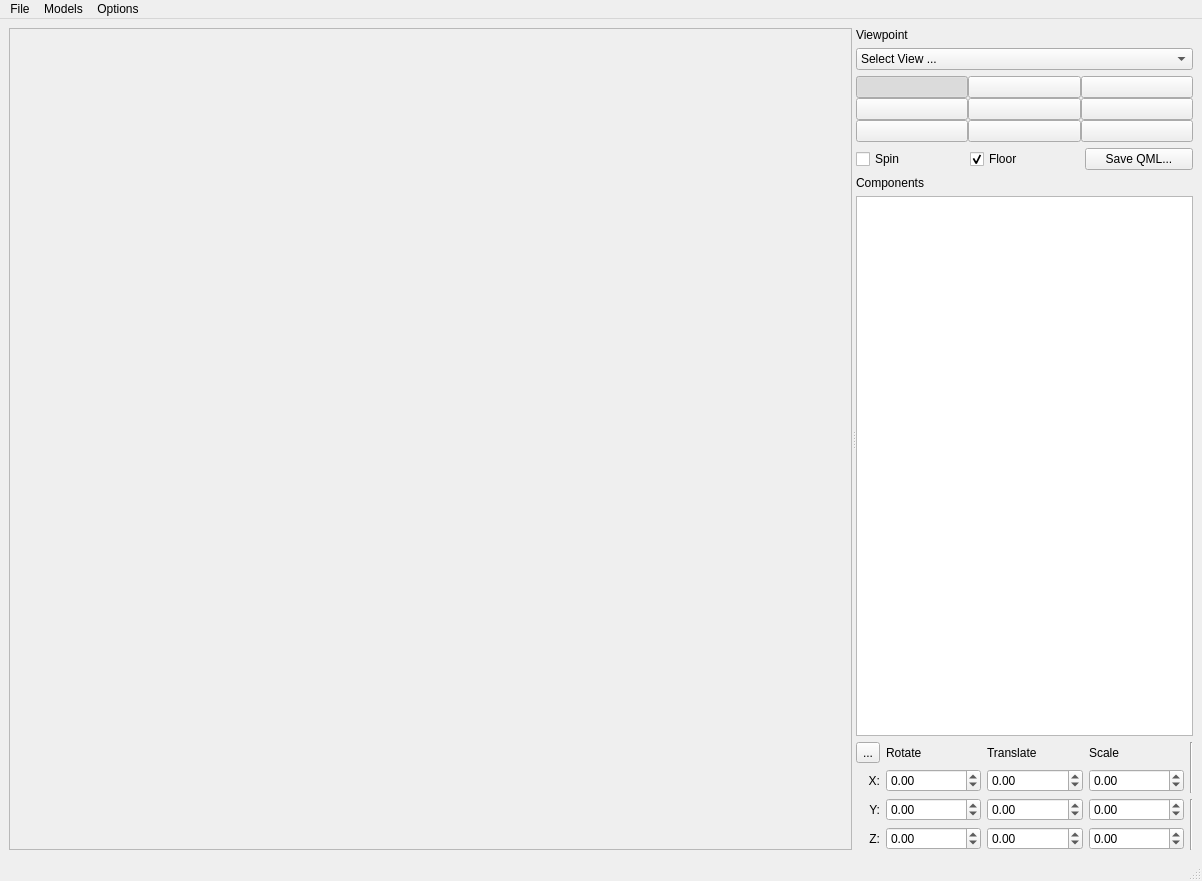
chgans/qextmouse3d, file demos/modelviewer/controls.ui: the form before one commit.
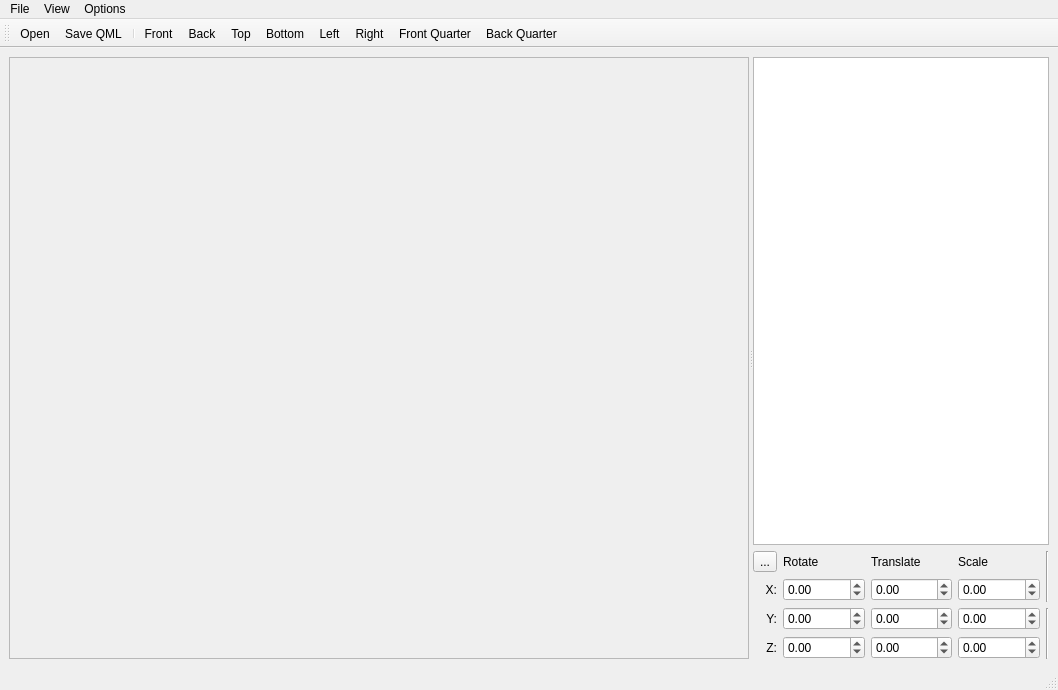
The form after the commit. Icons and pictures are not drawn.

Patch:
```diff
--- a/demos/modelviewer/controls.ui
+++ b/demos/modelviewer/controls.ui
@@ -6,8 +6,8 @@
    <rect>
     <x>0</x>
     <y>0</y>
-    <width>1202</width>
-    <height>881</height>
+    <width>1058</width>
+    <height>690</height>
    </rect>
   </property>
   <property name="windowTitle">
@@ -49,349 +49,7 @@
       <widget class="QWidget" name="layoutWidget">
        <layout class="QVBoxLayout" name="verticalLayout_3">
         <item>
-         <widget class="QLabel" name="label_9">
-          <property name="text">
-           <string>Viewpoint</string>
-          </property>
-         </widget>
-        </item>
-        <item>
-         <layout class="QGridLayout" name="gridLayout_3">
-          <item row="0" column="0">
-           <widget class="QComboBox" name="viewComboBox">
-            <property name="toolTip">
-             <string>Resets the camera to the selected view</string>
-            </property>
-            <property name="statusTip">
-             <string>Use tab; or select the view</string>
-            </property>
-            <item>
-             <property name="text">
-              <string>Select View ...</string>
-             </property>
-            </item>
-            <item>
-             <property name="text">
-              <string>Front View</string>
-             </property>
-            </item>
-            <item>
-             <property name="text">
-              <string>Back View</string>
-             </property>
-            </item>
-            <item>
-             <property name="text">
-              <string>Top View</string>
-             </property>
-            </item>
-            <item>
-             <property name="text">
-              <string>Bottom View</string>
-             </property>
-            </item>
-            <item>
-             <property name="text">
-              <string>Left View</string>
-             </property>
-            </item>
-            <item>
-             <property name="text">
-              <string>Right View</string>
-             </property>
-            </item>
-            <item>
-             <property name="text">
-              <string>Front/Right View</string>
-             </property>
-            </item>
-            <item>
-             <property name="text">
-              <string>Back/Left View</string>
-             </property>
-            </item>
-           </widget>
-          </item>
-         </layout>
-        </item>
-        <item>
-         <layout class="QGridLayout" name="gridLayout_4">
-          <property name="sizeConstraint">
-           <enum>QLayout::SetFixedSize</enum>
-          </property>
-          <property name="spacing">
-           <number>0</number>
-          </property>
-          <item row="0" column="0">
-           <widget class="QPushButton" name="CustomView">
-            <property name="baseSize">
-             <size>
-              <width>5</width>
-              <height>5</height>
-             </size>
-            </property>
-            <property name="text">
-             <string/>
-            </property>
-            <property name="icon">
-             <iconset resource="modelviewer.qrc">
-              <normaloff>:/images/customViewIcon.png</normaloff>:/images/customViewIcon.png</iconset>
-            </property>
-            <property name="iconSize">
-             <size>
-              <width>48</width>
-              <height>48</height>
-             </size>
-            </property>
-            <property name="checkable">
-             <bool>true</bool>
-            </property>
-            <property name="checked">
-             <bool>true</bool>
-            </property>
-            <property name="autoExclusive">
-             <bool>true</bool>
-            </property>
-           </widget>
-          </item>
-          <item row="0" column="1">
-           <widget class="QPushButton" name="FrontView">
-            <property name="text">
-             <string/>
-            </property>
-            <property name="icon">
-             <iconset resource="modelviewer.qrc">
-              <normaloff>:/images/frontViewIcon.png</normaloff>:/images/frontViewIcon.png</iconset>
-            </property>
-            <property name="iconSize">
-             <size>
-              <width>48</width>
-              <height>48</height>
-             </size>
-            </property>
-            <property name="checkable">
-             <bool>true</bool>
-            </property>
-            <property name="autoExclusive">
-             <bool>true</bool>
-            </property>
-           </widget>
-          </item>
-          <item row="0" column="2">
-           <widget class="QPushButton" name="BackView">
-            <property name="text">
-             <string/>
-            </property>
-            <property name="icon">
-             <iconset resource="modelviewer.qrc">
-              <normaloff>:/images/backViewIcon.png</normaloff>:/images/backViewIcon.png</iconset>
-            </property>
-            <property name="iconSize">
-             <size>
-              <width>48</width>
-              <height>48</height>
-             </size>
-            </property>
-            <property name="checkable">
-             <bool>true</bool>
-            </property>
-            <property name="autoExclusive">
-             <bool>true</bool>
-            </property>
-           </widget>
-          </item>
-          <item row="1" column="0">
-           <widget class="QPushButton" name="FrontQuarterView">
-            <property name="text">
-             <string/>
-            </property>
-            <property name="icon">
-             <iconset resource="modelviewer.qrc">
-              <normaloff>:/images/frontQuarterIcon.png</normaloff>:/images/frontQuarterIcon.png</iconset>
-            </property>
-            <property name="iconSize">
-             <size>
-              <width>48</width>
-              <height>48</height>
-             </size>
-            </property>
-            <property name="checkable">
-             <bool>true</bool>
-            </property>
-            <property name="autoExclusive">
-             <bool>true</bool>
-            </property>
-           </widget>
-          </item>
-          <item row="1" column="1">
-           <widget class="QPushButton" name="TopView">
-            <property name="text">
-             <string/>
-            </property>
-            <property name="icon">
-             <iconset resource="modelviewer.qrc">
-              <normaloff>:/images/topViewIcon.png</normaloff>:/images/topViewIcon.png</iconset>
-            </property>
-            <property name="iconSize">
-             <size>
-              <width>48</width>
-              <height>48</height>
-             </size>
-            </property>
-            <property name="checkable">
-             <bool>true</bool>
-            </property>
-            <property name="autoExclusive">
-             <bool>true</bool>
-            </property>
-           </widget>
-          </item>
-          <item row="1" column="2">
-           <widget class="QPushButton" name="BottomView">
-            <property name="text">
-             <string/>
-            </property>
-            <property name="icon">
-             <iconset resource="modelviewer.qrc">
-              <normaloff>:/images/bottomViewIcon.png</normaloff>:/images/bottomViewIcon.png</iconset>
-            </property>
-            <property name="iconSize">
-             <size>
-              <width>48</width>
-              <height>48</height>
-             </size>
-            </property>
-            <property name="checkable">
-             <bool>true</bool>
-            </property>
-            <property name="autoExclusive">
-             <bool>true</bool>
-            </property>
-           </widget>
-          </item>
-          <item row="2" column="0">
-           <widget class="QPushButton" name="RearQuarterView">
-            <property name="text">
-             <string/>
-            </property>
-            <property name="icon">
-             <iconset resource="modelviewer.qrc">
-              <normaloff>:/images/rearQuarterIcon.png</normaloff>:/images/rearQuarterIcon.png</iconset>
-            </property>
-            <property name="iconSize">
-             <size>
-              <width>48</width>
-              <height>48</height>
-             </size>
-            </property>
-            <property name="checkable">
-             <bool>true</bool>
-            </property>
-            <property name="autoExclusive">
-             <bool>true</bool>
-            </property>
-           </widget>
-          </item>
-          <item row="2" column="1">
-           <widget class="QPushButton" name="LeftView">
-            <property name="text">
-             <string/>
-            </property>
-            <property name="icon">
-             <iconset resource="modelviewer.qrc">
-              <normaloff>:/images/leftViewIcon.png</normaloff>:/images/leftViewIcon.png</iconset>
-            </property>
-            <property name="iconSize">
-             <size>
-              <width>48</width>
-              <height>48</height>
-             </size>
-            </property>
-            <property name="checkable">
-             <bool>true</bool>
-            </property>
-            <property name="autoExclusive">
-             <bool>true</bool>
-            </property>
-           </widget>
-          </item>
-          <item row="2" column="2">
-           <widget class="QPushButton" name="RightView">
-            <property name="text">
-             <string/>
-            </property>
-            <property name="icon">
-             <iconset resource="modelviewer.qrc">
-              <normaloff>:/images/rightViewIcon.png</normaloff>:/images/rightViewIcon.png</iconset>
-            </property>
-            <property name="iconSize">
-             <size>
-              <width>48</width>
-              <height>48</height>
-             </size>
-            </property>
-            <property name="checkable">
-             <bool>true</bool>
-            </property>
-            <property name="autoExclusive">
-             <bool>true</bool>
-            </property>
-           </widget>
-          </item>
-         </layout>
-        </item>
-        <item>
-         <layout class="QGridLayout" name="gridLayout_2">
-          <item row="1" column="0">
-           <widget class="QCheckBox" name="spinCheckBox">
-            <property name="toolTip">
-             <string>Spin the model to show all sides</string>
-            </property>
-            <property name="statusTip">
-             <string>Spin the model around Y, to show all sides</string>
-            </property>
-            <property name="text">
-             <string>Spin</string>
-            </property>
-            <property name="checked">
-             <bool>false</bool>
-            </property>
-            <property name="tristate">
-             <bool>false</bool>
-            </property>
-           </widget>
-          </item>
-          <item row="1" column="1">
-           <widget class="QCheckBox" name="floorCheckBox">
-            <property name="statusTip">
-             <string>Draw a reference floor plane in y=0</string>
-            </property>
-            <property name="text">
-             <string>Floor</string>
-            </property>
-            <property name="checked">
-             <bool>true</bool>
-            </property>
-           </widget>
-          </item>
-          <item row="1" column="2">
-           <widget class="QPushButton" name="generateQmlPushButton">
-            <property name="toolTip">
-             <string>Generate a QML file to display this model with current settings</string>
-            </property>
-            <property name="text">
-             <string>Save QML...</string>
-            </property>
-           </widget>
-          </item>
-         </layout>
-        </item>
-        <item>
-         <widget class="QLabel" name="label">
-          <property name="text">
-           <string>Components</string>
-          </property>
-         </widget>
+         <layout class="QGridLayout" name="gridLayout_2"/>
         </item>
         <item>
          <widget class="QTreeView" name="treeView"/>
@@ -619,15 +277,10 @@
     <rect>
      <x>0</x>
      <y>0</y>
-     <width>1202</width>
+     <width>1058</width>
      <height>20</height>
     </rect>
    </property>
-   <widget class="QMenu" name="menuModels">
-    <property name="title">
-     <string>Models</string>
-    </property>
-   </widget>
    <widget class="QMenu" name="menuFile">
     <property name="title">
      <string>File</string>
@@ -663,6 +316,12 @@
     <addaction name="actionCorrect_Normals"/>
     <addaction name="actionCorrect_Acute"/>
     <addaction name="actionShow_Warnings"/>
+   </widget>
+   <widget class="QMenu" name="menuView">
+    <property name="title">
+     <string>View</string>
+    </property>
+    <addaction name="actionSpin"/>
     <addaction name="separator"/>
     <addaction name="actionComponent"/>
     <addaction name="actionShow_Floor"/>
@@ -671,10 +330,32 @@
     <addaction name="menuZoom_Scale"/>
    </widget>
    <addaction name="menuFile"/>
-   <addaction name="menuModels"/>
+   <addaction name="menuView"/>
    <addaction name="menuOptions"/>
   </widget>
   <widget class="QStatusBar" name="statusbar"/>
+  <widget class="QToolBar" name="toolBar">
+   <property name="windowTitle">
+    <string>toolBar</string>
+   </property>
+   <attribute name="toolBarArea">
+    <enum>TopToolBarArea</enum>
+   </attribute>
+   <attribute name="toolBarBreak">
+    <bool>false</bool>
+   </attribute>
+   <addaction name="actionOpen"/>
+   <addaction name="actionSave_QML"/>
+   <addaction name="separator"/>
+   <addaction name="actionFront"/>
+   <addaction name="actionBack"/>
+   <addaction name="actionTop"/>
+   <addaction name="actionBottom"/>
+   <addaction name="actionLeft"/>
+   <addaction name="actionRight"/>
+   <addaction name="actionFront_Quarter"/>
+   <addaction name="actionBack_Quarter"/>
+  </widget>
   <action name="actionQuit">
    <property name="text">
     <string>Quit</string>
@@ -837,7 +518,130 @@
     <bool>true</bool>
    </property>
    <property name="text">
-    <string>Show Picking</string>
+    <string>Highlight Components</string>
+   </property>
+   <property name="toolTip">
+    <string>Highlight Components</string>
+   </property>
+  </action>
+  <action name="actionFront">
+   <property name="checkable">
+    <bool>true</bool>
+   </property>
+   <property name="icon">
+    <iconset resource="modelviewer.qrc">
+     <normaloff>:/images/frontViewIcon.png</normaloff>:/images/frontViewIcon.png</iconset>
+   </property>
+   <property name="text">
+    <string>Front</string>
+   </property>
+   <property name="toolTip">
+    <string>Front View</string>
+   </property>
+  </action>
+  <action name="actionBack">
+   <property name="checkable">
+    <bool>true</bool>
+   </property>
+   <property name="icon">
+    <iconset resource="modelviewer.qrc">
+     <normaloff>:/images/backViewIcon.png</normaloff>:/images/backViewIcon.png</iconset>
+   </property>
+   <property name="text">
+    <string>Back</string>
+   </property>
+   <property name="toolTip">
+    <string>Back View</string>
+   </property>
+  </action>
+  <action name="actionTop">
+   <property name="checkable">
+    <bool>true</bool>
+   </property>
+   <property name="icon">
+    <iconset resource="modelviewer.qrc">
+     <normaloff>:/images/topViewIcon.png</normaloff>:/images/topViewIcon.png</iconset>
+   </property>
+   <property name="text">
+    <string>Top</string>
+   </property>
+   <property name="toolTip">
+    <string>Top View</string>
+   </property>
+  </action>
+  <action name="actionBottom">
+   <property name="checkable">
+    <bool>true</bool>
+   </property>
+   <property name="icon">
+    <iconset resource="modelviewer.qrc">
+     <normaloff>:/images/bottomViewIcon.png</normaloff>:/images/bottomViewIcon.png</iconset>
+   </property>
+   <property name="text">
+    <string>Bottom</string>
+   </property>
+   <property name="toolTip">
+    <string>Bottom View</string>
+   </property>
+  </action>
+  <action name="actionLeft">
+   <property name="checkable">
+    <bool>true</bool>
+   </property>
+   <property name="icon">
+    <iconset resource="modelviewer.qrc">
+     <normaloff>:/images/leftViewIcon.png</normaloff>:/images/leftViewIcon.png</iconset>
+   </property>
+   <property name="text">
+    <string>Left</string>
+   </property>
+   <property name="toolTip">
+    <string>Left View</string>
+   </property>
+  </action>
+  <action name="actionRight">
+   <property name="checkable">
+    <bool>true</bool>
+   </property>
+   <property name="icon">
+    <iconset resource="modelviewer.qrc">
+     <normaloff>:/images/rightViewIcon.png</normaloff>:/images/rightViewIcon.png</iconset>
+   </property>
+   <property name="text">
+    <string>Right</string>
+   </property>
+   <property name="toolTip">
+    <string>Right View</string>
+   </property>
+  </action>
+  <action name="actionFront_Quarter">
+   <property name="checkable">
+    <bool>true</bool>
+   </property>
+   <property name="icon">
+    <iconset resource="modelviewer.qrc">
+     <normaloff>:/images/frontQuarterIcon.png</normaloff>:/images/frontQuarterIcon.png</iconset>
+   </property>
+   <property name="text">
+    <string>Front Quarter</string>
+   </property>
+   <property name="toolTip">
+    <string>Front Quarter View</string>
+   </property>
+  </action>
+  <action name="actionBack_Quarter">
+   <property name="checkable">
+    <bool>true</bool>
+   </property>
+   <property name="icon">
+    <iconset resource="modelviewer.qrc">
+     <normaloff>:/images/rearQuarterIcon.png</normaloff>:/images/rearQuarterIcon.png</iconset>
+   </property>
+   <property name="text">
+    <string>Back Quarter</string>
+   </property>
+   <property name="toolTip">
+    <string>Back Quarter View</string>
    </property>
   </action>
  </widget>
```
Left out of the diff: 39 changed lines with no effect on the pictures.
